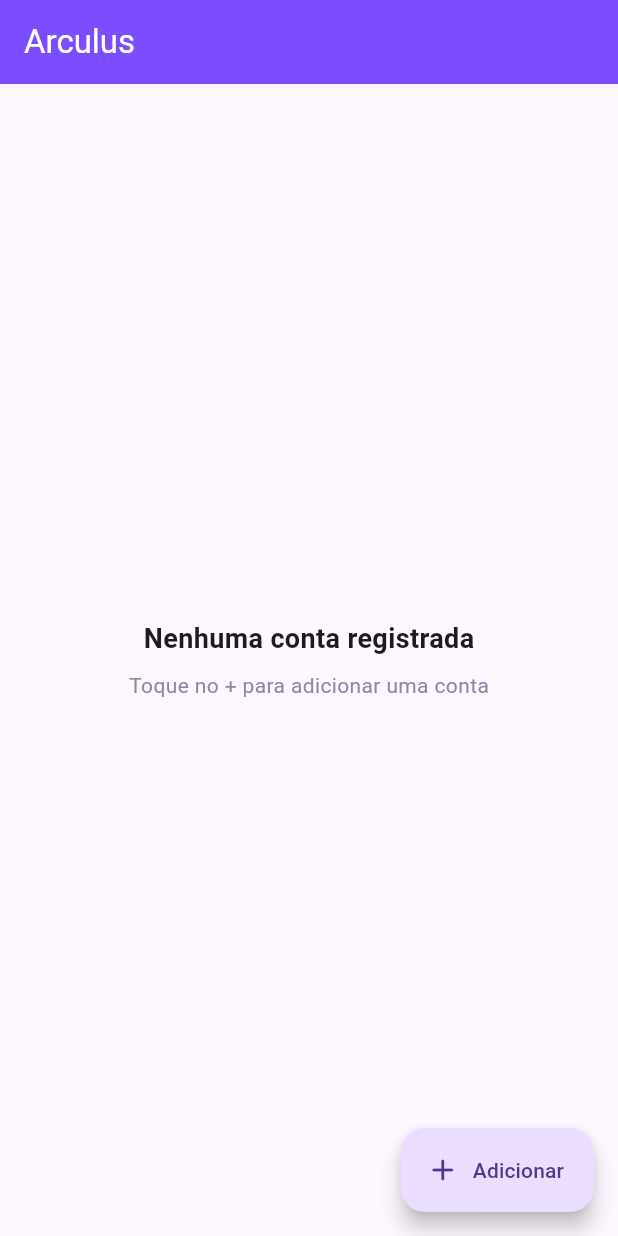
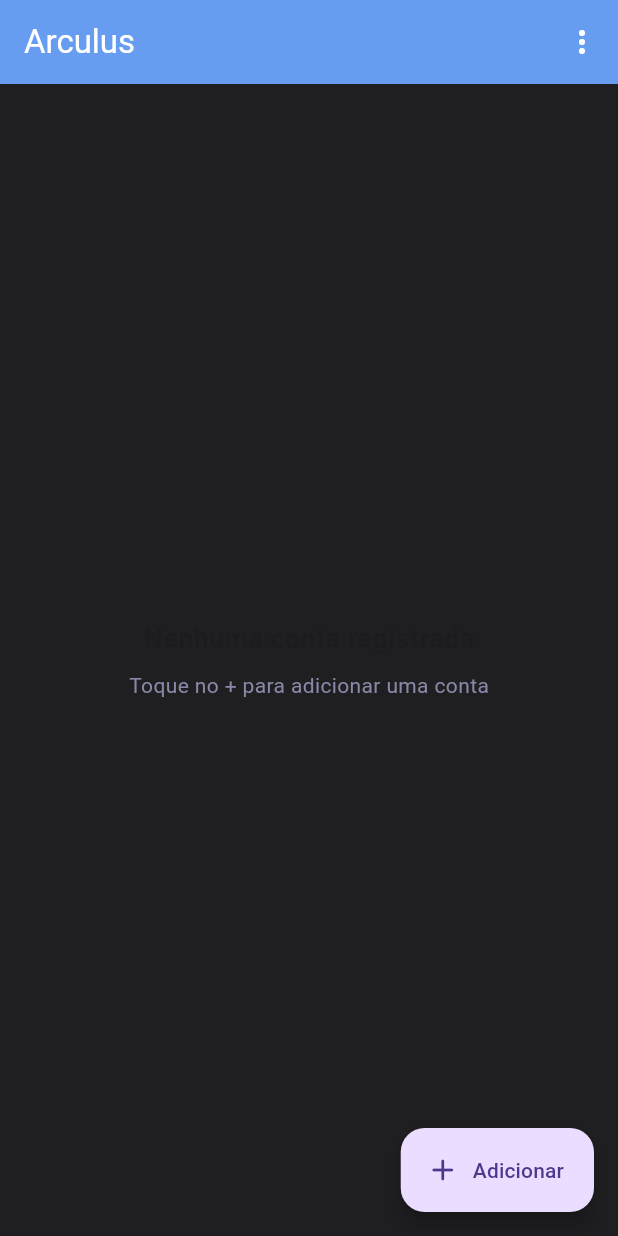
Before and after one commit to jlucfarias/arculus, a Flutter app: the screen it shows after launch, on a phone screen of 412 x 824 dp. Run offline on Flutter 3.47's test engine with Material 3 defaults, Android fonts, the phone set to English and light mode, and no system bars; our stand-ins replace drift, drift_flutter, shared_preferences; accounts and stored records are empty; generated files the repository leaves out were written again.

Commit message:
Add setting to control theme mode

```diff
--- a/lib/main.dart
+++ b/lib/main.dart
@@ -1,6 +1,7 @@
 import 'package:flutter/material.dart';
 import 'package:provider/provider.dart';
 
+import 'package:arculus/providers/theme_provider.dart';
 import 'package:arculus/repositories/token_repository.dart';
 import 'package:arculus/screens/home_screen.dart';
 import 'package:arculus/utils/app_database.dart';
@@ -14,6 +15,7 @@
     MultiProvider(
       providers: [
         Provider<TokenRepository>(create: (_) => TokenRepository(database)),
+        ChangeNotifierProvider<ThemeProvider>(create: (_) => ThemeProvider()),
       ],
       child: const Arculus(),
     ),
@@ -25,6 +27,8 @@
 
   @override
   Widget build(BuildContext context) {
+    final themeProvider = context.watch<ThemeProvider>();
+
     return MaterialApp(
       debugShowCheckedModeBanner: false,
       home: const HomeScreen(),
--- a/lib/screens/home_screen.dart
+++ b/lib/screens/home_screen.dart
@@ -1,8 +1,10 @@
 import 'package:flutter/material.dart';
 import 'package:provider/provider.dart';
 
+import 'package:arculus/providers/theme_provider.dart';
 import 'package:arculus/repositories/token_repository.dart';
 import 'package:arculus/screens/add_token_screen.dart';
+import 'package:arculus/screens/settings_screen.dart';
 import 'package:arculus/utils/app_database.dart';
 
 class HomeScreen extends StatefulWidget {
@@ -25,7 +27,7 @@
     super.dispose();
   }
 
-  void _addToken(BuildContext context, { int? tokenId }) async {
+  void _addToken(BuildContext context, {int? tokenId}) async {
     Token? token;
 
     if (tokenId != null) {
@@ -41,7 +43,7 @@
 
     Navigator.push(
       context,
-      MaterialPageRoute(builder: (_) => AddTokenScreen(tokenToEdit: token)),
+      MaterialPageRoute(builder: (context) => AddTokenScreen(tokenToEdit: token)),
     );
   }
 
@@ -63,7 +65,9 @@
       builder: (BuildContext context) {
         return AlertDialog(
           title: const Text('Excluir conta'),
-          content: const Text('Você têm certeza que deseja excluir essa conta?'),
+          content: const Text(
+            'Você têm certeza que deseja excluir essa conta?',
+          ),
           actions: [
             TextButton(
               onPressed: () {
@@ -88,7 +92,7 @@
             ),
           ],
         );
-      }
+      },
     );
   }
 
@@ -213,26 +217,60 @@
 
   @override
   Widget build(BuildContext context) {
+    final themeProvider = context.watch<ThemeProvider>();
     final tokenRepository = context.read<TokenRepository>();
 
     return Scaffold(
       appBar: AppBar(
-        leading: _selectedTokenId != null ? IconButton(
+        leading: _selectedTokenId != null
+            ? IconButton(
                 onPressed: () => _emptySelectedTokenList(),
-          icon: const Icon(Icons.close)
-        ) : null,
+                icon: const Icon(Icons.close),
+              )
+            : null,
         title: _selectedTokenId == null ? Text('Arculus') : null,
         actions: [
-          _selectedTokenId != null ? IconButton(
-            onPressed: () => _addToken(context, tokenId: _selectedTokenId!),
-            icon: const Icon(Icons.edit)
-          ) : const SizedBox.shrink(),
-          _selectedTokenId != null ? IconButton(
+          _selectedTokenId != null
+              ? IconButton(
+                  onPressed: () =>
+                      _addToken(context, tokenId: _selectedTokenId!),
+                  icon: const Icon(Icons.edit),
+                )
+              : const SizedBox.shrink(),
+          _selectedTokenId != null
+              ? IconButton(
                   icon: const Icon(Icons.delete),
-            onPressed: () => _deleteToken(context, _selectedTokenId!)
-          ) : const SizedBox.shrink(),
+                  onPressed: () => _deleteToken(context, _selectedTokenId!),
+                )
+              : const SizedBox.shrink(),
+          _selectedTokenId == null
+              ? PopupMenuButton<String>(
+                  icon: const Icon(Icons.more_vert),
+                  tooltip: 'Mais opções',
+                  onSelected: (String value) {
+                    switch (value) {
+                      case 'settings':
+                        Navigator.push(
+                          context,
+                          MaterialPageRoute(
+                            builder: (context) => SettingsScreen(),
+                          ),
+                        );
+                        break;
+                    }
+                  },
+                  itemBuilder: (BuildContext context) {
+                    return [
+                      const PopupMenuItem<String>(
+                        value: 'settings',
+                        child: Text('Configurações'),
+                      ),
+                    ];
+                  },
+                )
+              : const SizedBox.shrink(),
         ],
-        backgroundColor: Colors.deepPurpleAccent,
+        backgroundColor: themeProvider.currentTheme.colors.primary,
         foregroundColor: Colors.white,
       ),
       floatingActionButton: Column(
@@ -255,7 +293,9 @@
 
             final tokens = snapshot.data ?? [];
 
-            return Column(
+            return Container(
+              decoration: BoxDecoration(color: themeProvider.currentTheme.colors.background),
+              child: Column(
                 children: [
                   Expanded(
                     child: tokens.isEmpty
@@ -263,6 +303,7 @@
                         : _tokenList(context, tokens),
                   ),
                 ],
+              ),
             );
           },
         ),
--- /dev/null
+++ b/lib/utils/app_theme.dart
@@ -0,0 +1,38 @@
+import 'package:flutter/material.dart';
+
+enum AppThemeMode {
+  light,
+  dark,
+}
+
+class ColorScheme {
+  final Color primary;
+  final Color background;
+
+  const ColorScheme({
+    required this.primary,
+    required this.background,
+  });
+}
+
+class AppTheme {
+  final AppThemeMode mode;
+
+  const AppTheme(this.mode);
+
+  String get displayName => switch (mode) {
+    AppThemeMode.light => 'Light',
+    AppThemeMode.dark => 'Dark',
+  };
+
+  ColorScheme get colors => switch (mode) {
+    AppThemeMode.light => ColorScheme(
+      primary: Color(0xFF1868DB),
+      background: Color(0xFFFFFFFF),
+    ),
+    AppThemeMode.dark => ColorScheme(
+      primary: Color(0xFF669DF1),
+      background: Color(0xFF1F1F21),
+    ),
+  };
+}
--- a/pubspec.yaml
+++ b/pubspec.yaml
@@ -17,6 +17,7 @@
   drift: ^2.34.1
   drift_flutter: ^0.3.1-wip
   path_provider: ^2.1.6
+  shared_preferences: ^2.5.5
 
   # UI
   flutter_native_splash: ^2.4.8
```
Also changed, not shown: lib/providers/theme_provider.dart (added, +74 -0 lines), lib/screens/add_token_screen.dart (+28 -10 lines), lib/screens/settings_screen.dart (added, +99 -0 lines), pubspec.lock, 3 other files. Lines whose indentation alone changed are shown as unchanged.
